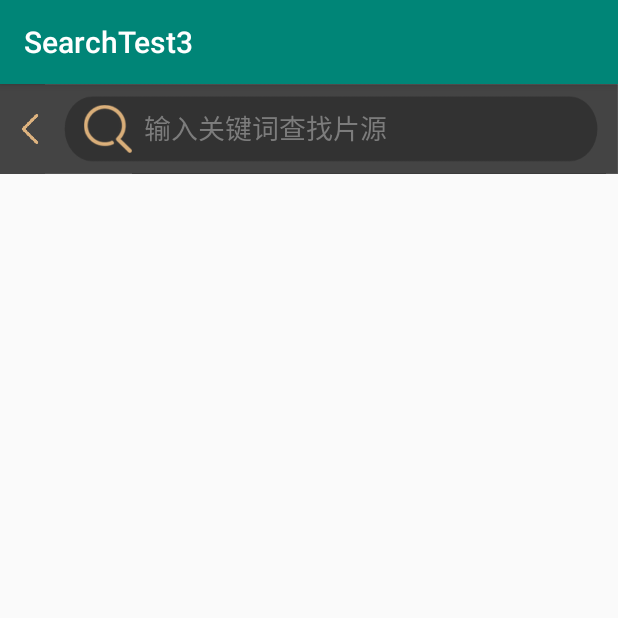
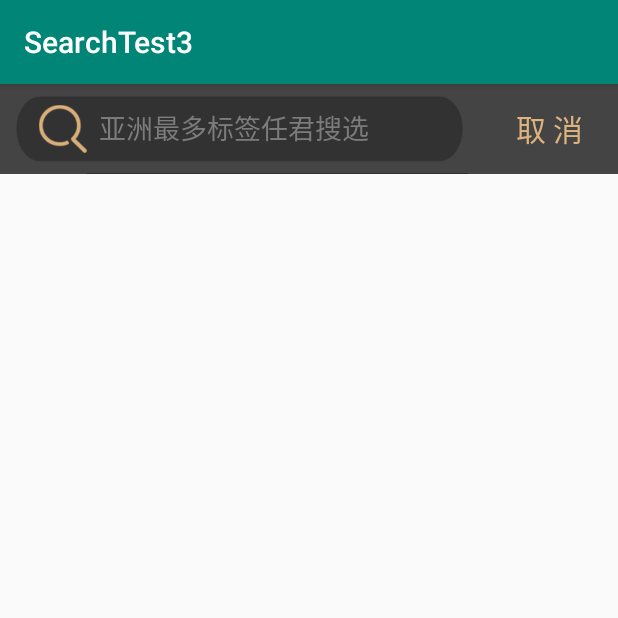
Before and after one commit to LulaKao/SearchView, an Android app: the screen it shows after launch (MainActivity), on a phone screen of 412 x 824 dp, the top half of it. Run offline under Robolectric (Android 15) with nearby library versions, the phone set to English and light mode, and no system bars; libraries missing offline, so code that uses them is left out: com.loopj.android, cz.msebera.android; 2 statements that could not run were skipped.

Commit message:
返回上頁的按鈕 改成 取消的按鈕

```diff
--- a/app/src/main/java/com/example/searchtest3/MainActivity.java
+++ b/app/src/main/java/com/example/searchtest3/MainActivity.java
@@ -6,6 +6,7 @@ import android.os.Bundle;
 import android.view.View;
 import android.widget.AdapterView;
 import android.widget.ArrayAdapter;
+import android.widget.Button;
 import android.widget.Filter;
 import android.widget.ImageButton;
 import android.widget.ListView;
@@ -27,7 +28,7 @@ public class MainActivity extends AppCompatActivity implements SearchView.OnQuer
     ArrayList<String> mSearchList = new ArrayList<>(); // mSearchList 用來儲存所有看板名稱的字串陣列
     boolean mIsSearch = false; // mIsSearch 用來記錄 ListView 是否已載入 Adapter
     SearchView searchView;
-    ImageButton btn_back;
+    Button btn_cancel;
 
 
     @Override
@@ -35,8 +36,8 @@ public class MainActivity extends AppCompatActivity implements SearchView.OnQuer
         super.onCreate(savedInstanceState);
         setContentView(R.layout.activity_main);
 
-        btn_back = findViewById(R.id.btnBack);
-        btn_back.setOnClickListener(new View.OnClickListener() {
+        btn_cancel = findViewById(R.id.btnCancel);
+        btn_cancel.setOnClickListener(new View.OnClickListener() {
             @Override
             public void onClick(View v) {
                 Toast.makeText(MainActivity.this,"取消搜尋，返回首頁", Toast.LENGTH_SHORT).show();
--- a/app/src/main/res/layout/activity_main.xml
+++ b/app/src/main/res/layout/activity_main.xml
@@ -15,37 +15,37 @@
         app:layout_constraintStart_toStartOf="parent"
         app:layout_constraintTop_toTopOf="parent">
 
-        <LinearLayout
-            android:layout_width="wrap_content"
-            android:layout_height="60dp"
-            android:layout_weight="0"
-            android:background="#444444"
-            android:orientation="vertical">
-
-            <ImageButton
-                android:id="@+id/btnBack"
-                android:layout_width="20dp"
-                android:layout_height="20dp"
-                android:layout_marginLeft="10dp"
-                android:layout_marginTop="20dp"
-                android:layout_weight="0"
-                android:background="#00000000"
-                android:scaleType="centerCrop"
-                app:srcCompat="@mipmap/back" />
-        </LinearLayout>
-
         <SearchView
             android:id="@+id/searchView"
-            android:layout_width="match_parent"
+            android:layout_width="wrap_content"
             android:layout_height="60dp"
             android:background="@drawable/search_bar_no_icon"
             android:iconifiedByDefault="false"
             android:paddingLeft="10dp"
-            android:queryHint="@string/homepage_searchTextView"
+            android:queryHint="@string/search_textView"
             android:searchIcon="@mipmap/find"
             android:showDividers="end">
 
         </SearchView>
+
+        <LinearLayout
+            android:layout_width="match_parent"
+            android:layout_height="match_parent"
+            android:background="#444444"
+            android:orientation="vertical">
+
+            <Button
+                android:id="@+id/btnCancel"
+                android:layout_width="60dp"
+                android:layout_height="40dp"
+                android:layout_gravity="center_horizontal"
+                android:layout_marginTop="10dp"
+                android:background="#00000000"
+                android:text="@string/search_cancel"
+                android:textColor="@color/colorAccent"
+                android:textSize="20sp" />
+        </LinearLayout>
+
     </LinearLayout>
 
     <ListView
--- a/app/src/main/res/values/strings.xml
+++ b/app/src/main/res/values/strings.xml
@@ -2,4 +2,6 @@
     <string name="app_name">SearchTest3</string>
     <string name="boardSearchHeader">搜尋結果</string>
     <string name="homepage_searchTextView">输入关键词查找片源</string>
+    <string name="search_cancel">取 消</string>
+    <string name="search_textView">亚洲最多标签任君搜选</string>
 </resources>
```
Also changed, not shown: app/src/main/res/drawable/search_bar_no_icon.png.
